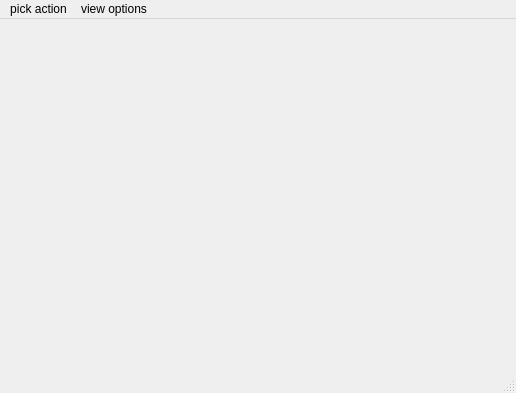
Before: the Qt Designer form ui/cds_editor.ui in iocroblab/coindesigner, drawn with Qt 5.
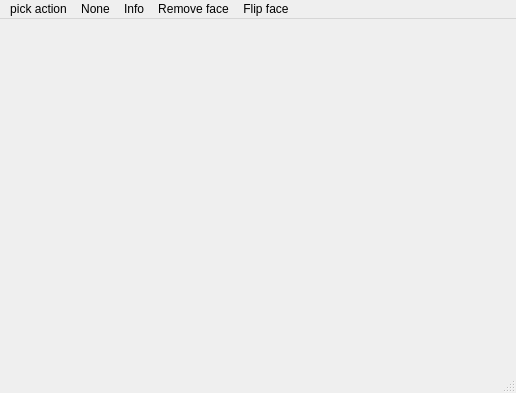
After: the same form once the commit is applied.

Commit message: Menus cds_editor a la vista, en lugar de desplegables

What changed in the file:
```diff
--- a/ui/cds_editor.ui
+++ b/ui/cds_editor.ui
@@ -31,15 +31,11 @@
     <addaction name="actionRemove_face" />
     <addaction name="actionFlip_face" />
    </widget>
-   <widget class="QMenu" name="menuView_options" >
-    <property name="title" >
-     <string>view options</string>
-    </property>
-    <addaction name="actionBackground_color" />
-    <addaction name="actionAntialias" />
-   </widget>
    <addaction name="menuPick" />
-   <addaction name="menuView_options" />
+    <addaction name="actionNone" />
+    <addaction name="actionInfo" />
+    <addaction name="actionRemove_face" />
+    <addaction name="actionFlip_face" />
   </widget>
   <widget class="QStatusBar" name="statusbar" />
   <action name="actionNone" >
```
Left out of the diff: 16 changed lines with no effect on the pictures. The commit also changes 3 other files.
